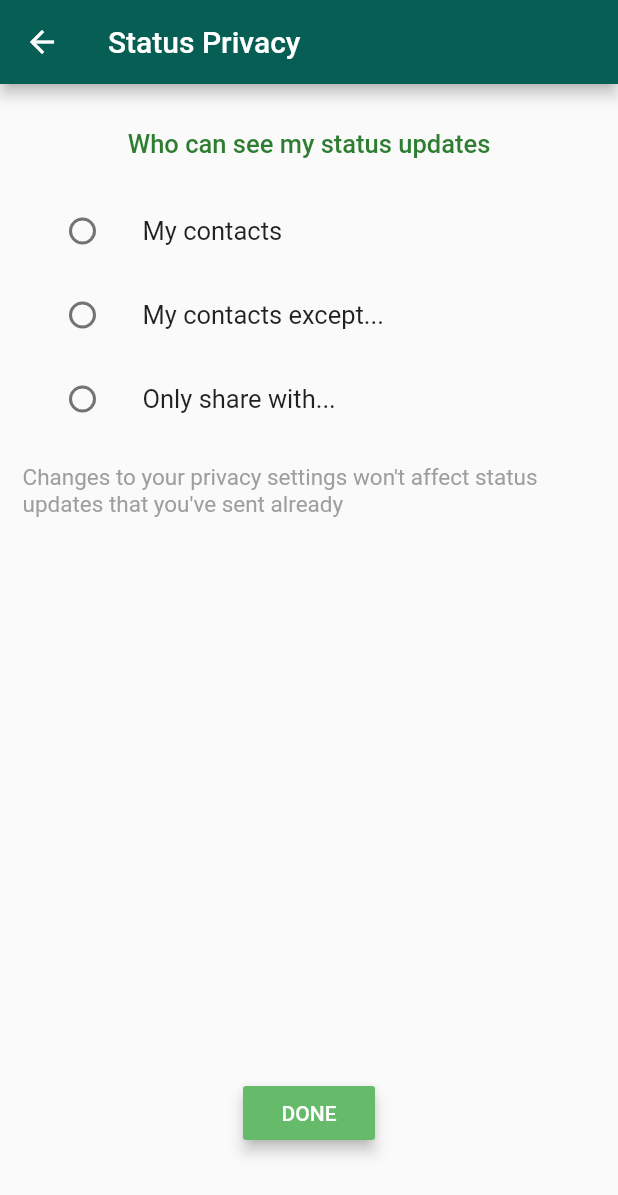
After one commit to dragonman164/WhatsApp-Clone, a Flutter app: the StatusPrivacy screen opened by its route, on a phone screen of 412 x 824 dp. The commit adds this screen. Shown: the top 1195 px of the screen. Run offline on Flutter 3.47's test engine with Material 2 defaults, Android fonts, the phone set to English and light mode, and no system bars.

Commit message:
Status Privacy Screen Added

```diff
--- a/lib/main.dart
+++ b/lib/main.dart
@@ -3,6 +3,7 @@ import 'screens/chat_with_person_screen.dart';
 import 'screens/home_screen.dart';
 import 'screens/call_with_person.dart';
 import 'screens/settings_screen.dart';
+import 'screens/status_privacy.dart';
 
 void main() => runApp(new MyApp());
 
@@ -22,6 +23,8 @@ class MyApp extends StatelessWidget {
         ChatWithPerson.routeName: (context) => ChatWithPerson(),
         CallWithPerson.routeName:(context)=>CallWithPerson(),
         Settings.routeName:(context)=> Settings(),
+        StatusPrivacy.routeName:(context)=>StatusPrivacy(),
+
 
       },
     );
--- /dev/null
+++ b/lib/screens/status_privacy.dart
@@ -0,0 +1,120 @@
+import 'package:flutter/material.dart';
+
+
+String privacyValue;
+
+class  StatusPrivacy extends StatefulWidget {
+  static String routeName = '/statusPrivacy';
+
+
+  @override
+  _StatusPrivacyState createState() => _StatusPrivacyState();
+}
+
+class _StatusPrivacyState extends State<StatusPrivacy> {
+  String _check;
+
+
+  @override
+  void initState() {
+    // TODO: implement initState
+    super.initState();
+    _check = privacyValue;
+  }
+
+  @override
+  Widget build(BuildContext context) {
+    return Scaffold(
+      appBar: AppBar(
+        backgroundColor: Theme.of(context).primaryColor,
+        title: Text('Status Privacy'),
+      ),
+    body: Padding(
+      padding: EdgeInsets.symmetric(horizontal: 15,vertical: 30),
+      child: Column(
+        children: [
+          Text('Who can see my status updates',
+          style: TextStyle(
+            color: Colors.green[800],
+            fontSize: 17,
+            fontWeight: FontWeight.w500,
+          ),),
+          Divider(height: 20,thickness: 0.000001,),
+          ListTile(
+            leading: Radio(
+              value: 'Contacts',
+              groupValue: _check,
+              activeColor: Theme.of(context).primaryColor,
+              onChanged: (ans) {
+                setState(() {
+                  _check = ans;
+                });
+
+              },
+
+            ),
+            title: Text('My contacts',
+              style: TextStyle(
+                  fontSize: 17
+              ),),
+          ),
+
+          ListTile(
+            leading: Radio(
+             value: 'Contacts+',
+              groupValue: _check,
+              activeColor: Theme.of(context).primaryColor,
+              onChanged: (ans){
+               setState(() {
+                 _check = ans;
+               });
+              },
+
+            ),
+            title: Text('My contacts except...',
+              style: TextStyle(
+                  fontSize: 17
+              ),),
+          ),
+          ListTile(
+            leading: Radio(
+              value: 'Share',
+              groupValue: _check,
+              activeColor: Theme.of(context).primaryColor,
+              onChanged: (ans) {
+              setState(() {
+                _check = ans;
+              });
+              },
+
+            ),
+            title: Text('Only share with...',
+            style: TextStyle(
+              fontSize: 17
+            ),),
+          ),
+          Divider(height: 15,thickness: 0.000001,),
+          Text('Changes to your privacy settings won\'t affect status updates that you\'ve sent already' ,style:
+            TextStyle(
+              color: Colors.grey,
+              fontWeight: FontWeight.w400,
+              fontSize: 15
+            ),),
+          Divider(height: MediaQuery.of(context).size.height-451,thickness: 0.000001,),
+         RaisedButton(
+           color: Colors.green[400],
+           onPressed: () {
+             privacyValue  = _check;
+             Navigator.of(context).pop();
+           },
+           elevation: 4,
+           child: Text('DONE',style: TextStyle(
+             color: Colors.white
+           ),),
+         ),
+        ],
+      ),
+    )
+    );
+  }
+}
--- /dev/null
+++ b/lib/widgets/PopUpMenuItems.dart
@@ -0,0 +1,83 @@
+import 'package:flutter/material.dart';
+import 'package:whatsapp_clone/screens/status_privacy.dart';
+import '../screens/settings_screen.dart';
+
+class PopChats extends StatelessWidget {
+  @override
+  Widget build(BuildContext context) {
+    return  PopupMenuButton(
+      icon: Icon(Icons.more_vert),
+      itemBuilder: (context) => <PopupMenuItem<String>>[
+        PopupMenuItem<String>(
+          child: Text('New group'), ),
+        PopupMenuItem<String>(
+          child:  Text('New broadcast'),
+        ),
+        PopupMenuItem<String>(
+          child:  Text('WhatsApp Web'),
+        ),
+        PopupMenuItem<String>(
+          child:  Text('Starred Messages'),
+        ),
+        PopupMenuItem<String>(
+          child:  Text('Settings'),
+          value: 'Settings',
+        ),
+      ],
+      onSelected: (received) {
+        if(received == 'Settings')
+          Navigator.of(context).pushNamed(Settings.routeName);
+      } ,
+
+    );
+  }
+}
+
+class PopStatus extends StatelessWidget {
+  @override
+  Widget build(BuildContext context) {
+    return PopupMenuButton(
+      icon: Icon(Icons.more_vert),
+      itemBuilder: (context)=> <PopupMenuItem<String>>[
+        PopupMenuItem<String>(
+          child: Text('Status privacy'),
+          value: 'Privacy',
+        ),
+        PopupMenuItem<String>(
+          child: Text('Settings'),
+          value: 'Settings',
+        )
+      ],
+      onSelected: (received) {
+        if(received=='Settings')
+          Navigator.of(context).pushNamed(Settings.routeName);
+        else if(received=='Privacy')
+          Navigator.of(context).pushNamed(StatusPrivacy.routeName);
+      },
+    );
+  }
+}
+
+class PopCalls extends StatelessWidget {
+  @override
+  Widget build(BuildContext context) {
+    return PopupMenuButton(
+      icon: Icon(Icons.more_vert),
+      itemBuilder: (context)=> <PopupMenuItem<String>>[
+        PopupMenuItem<String>(
+          child: Text('Clear call log'),
+
+        ),
+        PopupMenuItem<String>(
+          child: Text('Settings'),
+          value: 'Settings',
+        ),
+      ],
+      onSelected: (received) {
+        if(received=='Settings')
+          Navigator.of(context).pushNamed(Settings.routeName);
+
+      },
+    );
+  }
+}
```
Also changed, not shown: lib/screens/home_screen.dart (+19 -27 lines), lib/screens/settings_screen.dart (+7 -3 lines).
